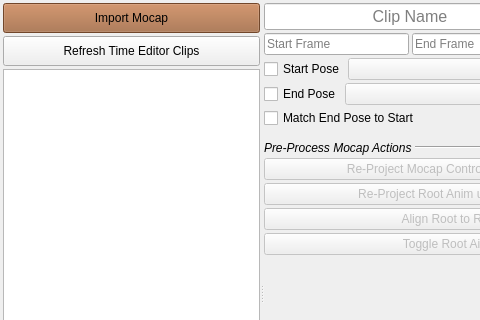
Qt form mocap_clipper/ui/mocap_clipper_widget.ui (rBrenick/mocap-clipper) before a commit; both pictures show x 0 to 480 and y 0 to 320 of the 632 by 585 pixel window.
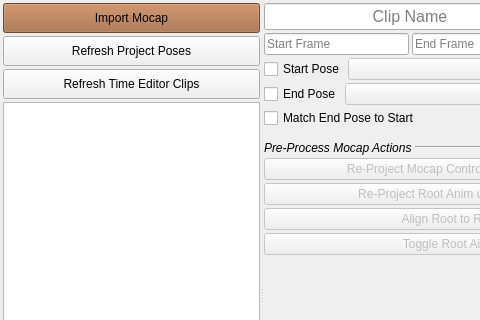
The same form after that commit. Custom widgets are drawn as their Qt base class.

Commit message: added project poses refresh button

```diff
--- a/mocap_clipper/ui/mocap_clipper_widget.ui
+++ b/mocap_clipper/ui/mocap_clipper_widget.ui
@@ -69,6 +69,19 @@
            </property>
           </widget>
          </item>
+         <item>
+          <widget class="QPushButton" name="refresh_project_BTN">
+           <property name="minimumSize">
+            <size>
+             <width>0</width>
+             <height>30</height>
+            </size>
+           </property>
+           <property name="text">
+            <string>Refresh Project Poses</string>
+           </property>
+          </widget>
+         </item>
          <item>
           <widget class="QPushButton" name="refresh_BTN">
            <property name="minimumSize">
```
The commit also changes 2 other files.
